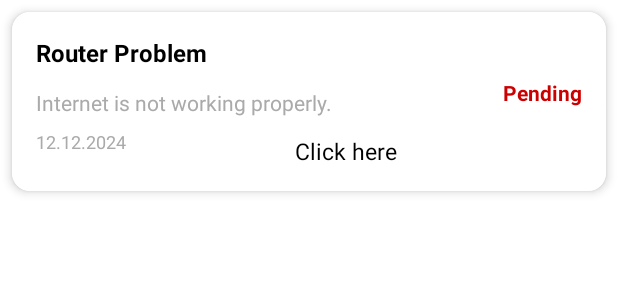
After one commit to Arafat-Porosh/HallEase, an Android app: the layout item_complaint.xml on its own in the app's theme, with its tools: preview values and no code run, on a phone screen of 412 x 824 dp. The commit adds this screen. Shown: the top 300 px of the screen. Run offline under Robolectric (Android 15) with nearby library versions, the phone set to English and light mode, and no system bars.

Commit message:
Admin complaint implemented

```diff
--- a/app/build.gradle.kts
+++ b/app/build.gradle.kts
@@ -34,6 +34,12 @@ android {
     kotlinOptions {
         jvmTarget = "1.8"
     }
+
+    buildFeatures {
+        dataBinding = true
+        viewBinding = true
+    }
+
 }
 
 
--- a/app/src/main/java/com/arafatporosh/hallmanagement/Complaint.kt
+++ b/app/src/main/java/com/arafatporosh/hallmanagement/Complaint.kt
@@ -5,5 +5,5 @@ data class Complaint(
     val heading: String = "",
     val details: String = "",
     val timestamp: Long = 0L,
-    val status: String = "Pending"
+    val status: String = ""
 )
--- /dev/null
+++ b/app/src/main/res/layout/item_complaint.xml
@@ -0,0 +1,86 @@
+<?xml version="1.0" encoding="utf-8"?>
+<androidx.cardview.widget.CardView
+    android:id="@+id/cardViewComplaint"
+    xmlns:android="http://schemas.android.com/apk/res/android"
+    xmlns:app="http://schemas.android.com/apk/res-auto"
+    xmlns:tools="http://schemas.android.com/tools"
+    android:layout_width="match_parent"
+    android:layout_height="wrap_content"
+    android:layout_margin="8dp"
+    app:cardElevation="4dp"
+    app:cardCornerRadius="12dp"
+    android:clickable="true"
+    android:focusable="true"
+    android:background="#FFF3F3">
+
+    <androidx.constraintlayout.widget.ConstraintLayout
+        android:layout_width="match_parent"
+        android:layout_height="wrap_content"
+        android:padding="16dp"
+        android:background="#FFFFFF">
+
+        <TextView
+            android:id="@+id/tv_complaint_title1"
+            android:layout_width="0dp"
+            android:layout_height="wrap_content"
+            android:text="Router Problem"
+            android:textStyle="bold"
+            android:textSize="16sp"
+            android:textColor="@android:color/black"
+            app:layout_constraintStart_toStartOf="parent"
+            app:layout_constraintEnd_toEndOf="parent"
+            app:layout_constraintTop_toTopOf="parent" />
+
+        <TextView
+            android:id="@+id/tv_complaint_details1"
+            android:layout_width="300dp"
+            android:layout_height="wrap_content"
+            android:layout_marginTop="4dp"
+            android:ellipsize="end"
+            android:maxLines="2"
+            android:text="Internet is not working properly."
+            android:textColor="@android:color/darker_gray"
+            android:textSize="14sp"
+            app:layout_constraintBottom_toTopOf="@id/tv_complaint_date1"
+            app:layout_constraintStart_toStartOf="parent"
+            app:layout_constraintTop_toBottomOf="@id/tv_complaint_title1" />
+
+        <TextView
+            android:id="@+id/tv_complaint_date1"
+            android:layout_width="wrap_content"
+            android:layout_height="wrap_content"
+            android:text="12.12.2024"
+            android:textSize="12sp"
+            android:textColor="@android:color/darker_gray"
+            app:layout_constraintStart_toStartOf="parent"
+            app:layout_constraintTop_toBottomOf="@id/tv_complaint_details1"
+            app:layout_constraintBottom_toBottomOf="parent" />
+
+        <TextView
+            android:id="@+id/tv_complaint_status1"
+            android:layout_width="wrap_content"
+            android:layout_height="wrap_content"
+            android:layout_marginBottom="40dp"
+            android:text="@string/pending"
+            android:textColor="@android:color/holo_red_dark"
+            android:textSize="14sp"
+            android:textStyle="bold"
+            app:layout_constraintBottom_toBottomOf="parent"
+            app:layout_constraintEnd_toEndOf="parent" />
+
+        <TextView
+            android:id="@+id/textView6"
+            android:layout_width="wrap_content"
+            android:layout_height="wrap_content"
+            android:layout_marginTop="12dp"
+            android:text="@string/click_here"
+            android:textColor="@color/black"
+            android:textSize="15sp"
+            app:layout_constraintEnd_toEndOf="parent"
+            app:layout_constraintHorizontal_bias="0.584"
+            app:layout_constraintStart_toStartOf="parent"
+            app:layout_constraintTop_toBottomOf="@+id/tv_complaint_details1" />
+
+    </androidx.constraintlayout.widget.ConstraintLayout>
+
+</androidx.cardview.widget.CardView>
--- a/app/src/main/res/values/strings.xml
+++ b/app/src/main/res/values/strings.xml
@@ -56,5 +56,9 @@
     <string name="pending">Pending</string>
     <string name="status">Status:</string>
     <string name="id1_2011001_nid2_2011002_nid3_2011003_nid4_2011004">ID1: 2011001\nID2: 2011002\nID3: 2011003\nID4: 2011004</string>
+    <string name="status_pending">Pending</string>
+    <string name="status_resolved">Resolved</string>
+    <string name="status_unknown">Unknown</string>
     <string name="room_no_a502">Room No: A502</string>
+    <string name="complaints">Complaints</string>
 </resources>
```
Also changed, not shown: app/src/main/AndroidManifest.xml (+23 -6 lines), app/src/main/java/com/arafatporosh/hallmanagement/admincomplaints/ComplaintActivity.kt (added, +54 -0 lines), app/src/main/java/com/arafatporosh/hallmanagement/admincomplaints/ComplaintAdapter.kt (added, +106 -0 lines), app/src/main/java/com/arafatporosh/hallmanagement/admincomplaints/Complaints.kt (added, +9 -0 lines), app/src/main/res/layout/activity_complaint.xml (added, +34 -0 lines).
